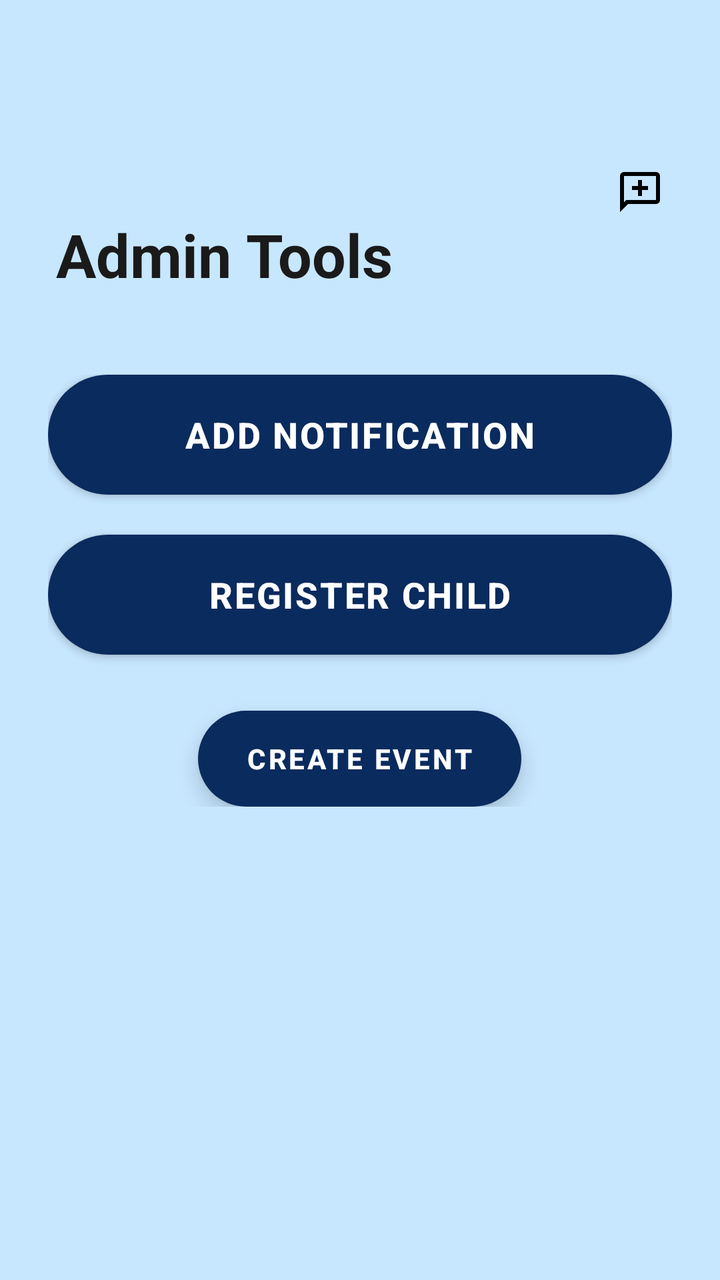
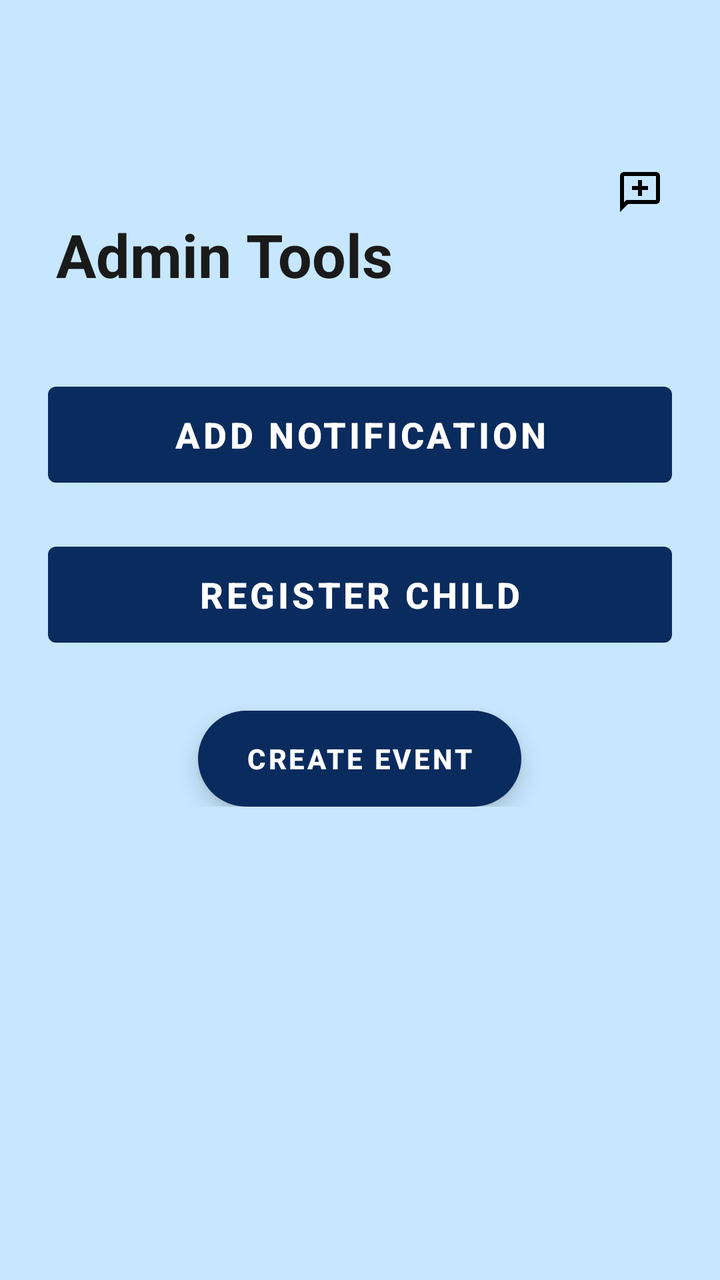

Two renders of the same Android screen: before a commit and after it. Below are the layout's source before the change and the commit's diff.
<!-- AndroidManifest.xml: application theme Theme.NurtureNest -->
<!-- res/layout/fragment_admin_dashboard.xml -->
<LinearLayout
    xmlns:android="http://schemas.android.com/apk/res/android"
    xmlns:app="http://schemas.android.com/apk/res-auto"
    xmlns:tools="http://schemas.android.com/tools"
    android:layout_width="match_parent"
    android:layout_height="match_parent"
    android:orientation="vertical"
    android:background="?attr/colorBackground"
    android:fitsSystemWindows="true"
    android:paddingTop="?attr/actionBarSize"
    tools:context=".fragments.AdminDashboardFragment">

    
    <RelativeLayout
        android:layout_width="match_parent"
        android:layout_height="wrap_content"
        android:paddingTop="16dp"
        android:paddingBottom="16dp">


        <TextView
            android:id="@+id/AdminDashTitle"
            android:layout_width="wrap_content"
            android:layout_height="wrap_content"
            android:layout_marginStart="28dp"
            android:layout_marginTop="35dp"
            android:text="Admin Tools"
            android:textSize="30sp"
            android:textStyle="bold"
            android:textColor="?attr/colorOnBackground" />

        
        <ImageButton
            android:id="@+id/btnChat"
            android:layout_width="48dp"
            android:layout_height="48dp"
            android:layout_alignParentEnd="true"
            android:layout_marginEnd="16dp"
            android:background="?attr/selectableItemBackgroundBorderless"
            android:contentDescription="Chats"
            android:src="@drawable/ic_chat" />

    </RelativeLayout>

    
    <LinearLayout
        android:layout_width="match_parent"
        android:layout_height="wrap_content"
        android:orientation="vertical"
        android:gravity="center"
        android:padding="24dp"
        android:layout_marginBottom="16dp">

        
        
        <Button
            android:id="@+id/btnAddNotification"
            android:layout_width="match_parent"
            android:layout_height="60dp"
            android:layout_marginBottom="20dp"
            android:background="@drawable/rounded_button"
            android:elevation="6dp"
            android:text="Add Notification"
            android:textColor="?attr/colorOnPrimary"
            android:textSize="18sp"
            android:textStyle="bold"
            android:letterSpacing="0.05"
            android:fontFamily="sans-serif-medium" />

        
        <Button
            android:id="@+id/btnRegisterChild"
            android:layout_width="match_parent"
            android:layout_height="60dp"
            android:layout_marginBottom="20dp"
            android:background="@drawable/rounded_button"
            android:elevation="6dp"
            android:text="Register Child"
            android:textColor="?attr/colorOnPrimary"
            android:textSize="18sp"
            android:textStyle="bold"
            android:letterSpacing="0.05"
            android:fontFamily="sans-serif-medium" />




        
        <com.google.android.material.floatingactionbutton.ExtendedFloatingActionButton
            android:id="@+id/fabAdd"
            android:layout_width="wrap_content"
            android:layout_height="wrap_content"
            android:layout_gravity="center"
            android:layout_marginTop="8dp"
            android:icon="@drawable/ic_link_add"
            android:text="Create Event"
            android:textColor="?attr/colorOnPrimary"
            android:textStyle="bold"
            android:elevation="8dp"
            android:paddingHorizontal="24dp"
            app:iconTint="?attr/colorOnPrimary"
            app:backgroundTint="?attr/colorPrimary" />

    </LinearLayout>

</LinearLayout>
<!-- resources referenced by this layout -->
<resources>
  <!-- drawable ic_chat (drawable) -->
  <vector xmlns:android="http://schemas.android.com/apk/res/android" android:height="24dp" android:tint="#000000" android:viewportHeight="960" android:viewportWidth="960" android:width="24dp">
        
      <path android:fillColor="@android:color/white" android:pathData="M440,560L520,560L520,440L640,440L640,360L520,360L520,240L440,240L440,360L320,360L320,440L440,440L440,560ZM80,880L80,160Q80,127 103.5,103.5Q127,80 160,80L800,80Q833,80 856.5,103.5Q880,127 880,160L880,640Q880,673 856.5,696.5Q833,720 800,720L240,720L80,880ZM206,640L800,640Q800,640 800,640Q800,640 800,640L800,160Q800,160 800,160Q800,160 800,160L160,160Q160,160 160,160Q160,160 160,160L160,685L206,640ZM160,640L160,640L160,160Q160,160 160,160Q160,160 160,160L160,160Q160,160 160,160Q160,160 160,160L160,640Q160,640 160,640Q160,640 160,640Z"/>
      
  </vector>
  <!-- drawable ic_link_add (drawable) -->
  <vector xmlns:android="http://schemas.android.com/apk/res/android" android:height="24dp" android:tint="#000000" android:viewportHeight="24" android:viewportWidth="24" android:width="24dp">
        
      <path android:fillColor="@android:color/white" android:pathData="M19,13h-6v6h-2v-6H5v-2h6V5h2v6h6v2z"/>
      
  </vector>
  <!-- drawable rounded_button (drawable) -->
  <shape xmlns:android="http://schemas.android.com/apk/res/android" android:shape="rectangle">
      <solid android:color="#052659"/>
      <corners android:radius="30dp"/>
  </shape>
  <style name="Theme.NurtureNest" parent="Theme.MaterialComponents.DayNight.NoActionBar">
          <item name="colorPrimary">#0A2B5D</item>
          <item name="colorOnPrimary">#FFFFFF</item>
          <item name="colorSurface">#000000</item>
          <item name="colorOnSurface">#FFFFFF</item>
          <item name="colorBackground">#C7E7FF</item>
          <item name="colorOnBackground">#1A1A1A</item>
          <item name="android:windowBackground">#C7E7FF</item>
          <item name="TextColor">#000000</item>
      </style>
</resources>

<!-- the commit's change to res/layout/fragment_admin_dashboard.xml (unified diff, before → after) -->
@@ -16,7 +16,6 @@
         android:layout_height="wrap_content"
         android:paddingTop="16dp"
         android:paddingBottom="16dp">
-
 
         <TextView
             android:id="@+id/AdminDashTitle"
@@ -39,7 +38,6 @@
             android:background="?attr/selectableItemBackgroundBorderless"
             android:contentDescription="Chats"
             android:src="@drawable/ic_chat" />
-
     </RelativeLayout>
 
     
@@ -52,38 +50,30 @@
         android:layout_marginBottom="16dp">
 
         
-        
-        <Button
+        <com.google.android.material.button.MaterialButton
             android:id="@+id/btnAddNotification"
+            style="@style/Widget.MaterialComponents.Button"
             android:layout_width="match_parent"
             android:layout_height="60dp"
             android:layout_marginBottom="20dp"
-            android:background="@drawable/rounded_button"
-            android:elevation="6dp"
             android:text="Add Notification"
             android:textColor="?attr/colorOnPrimary"
             android:textSize="18sp"
             android:textStyle="bold"
-            android:letterSpacing="0.05"
             android:fontFamily="sans-serif-medium" />
 
         
-        <Button
+        <com.google.android.material.button.MaterialButton
             android:id="@+id/btnRegisterChild"
+            style="@style/Widget.MaterialComponents.Button"
             android:layout_width="match_parent"
             android:layout_height="60dp"
             android:layout_marginBottom="20dp"
-            android:background="@drawable/rounded_button"
-            android:elevation="6dp"
             android:text="Register Child"
             android:textColor="?attr/colorOnPrimary"
             android:textSize="18sp"
             android:textStyle="bold"
-            android:letterSpacing="0.05"
             android:fontFamily="sans-serif-medium" />
-
-
-
 
         
         <com.google.android.material.floatingactionbutton.ExtendedFloatingActionButton
@@ -102,5 +92,4 @@
             app:backgroundTint="?attr/colorPrimary" />
 
     </LinearLayout>
-
 </LinearLayout>
<!-- resource entries referenced after the edit -->
@@ -12,11 +12,6 @@
       <path android:fillColor="@android:color/white" android:pathData="M19,13h-6v6h-2v-6H5v-2h6V5h2v6h6v2z"/>
       
   </vector>
-  <!-- drawable rounded_button (drawable) -->
-  <shape xmlns:android="http://schemas.android.com/apk/res/android" android:shape="rectangle">
-      <solid android:color="#052659"/>
-      <corners android:radius="30dp"/>
-  </shape>
   <style name="Theme.NurtureNest" parent="Theme.MaterialComponents.DayNight.NoActionBar">
           <item name="colorPrimary">#0A2B5D</item>
           <item name="colorOnPrimary">#FFFFFF</item>
